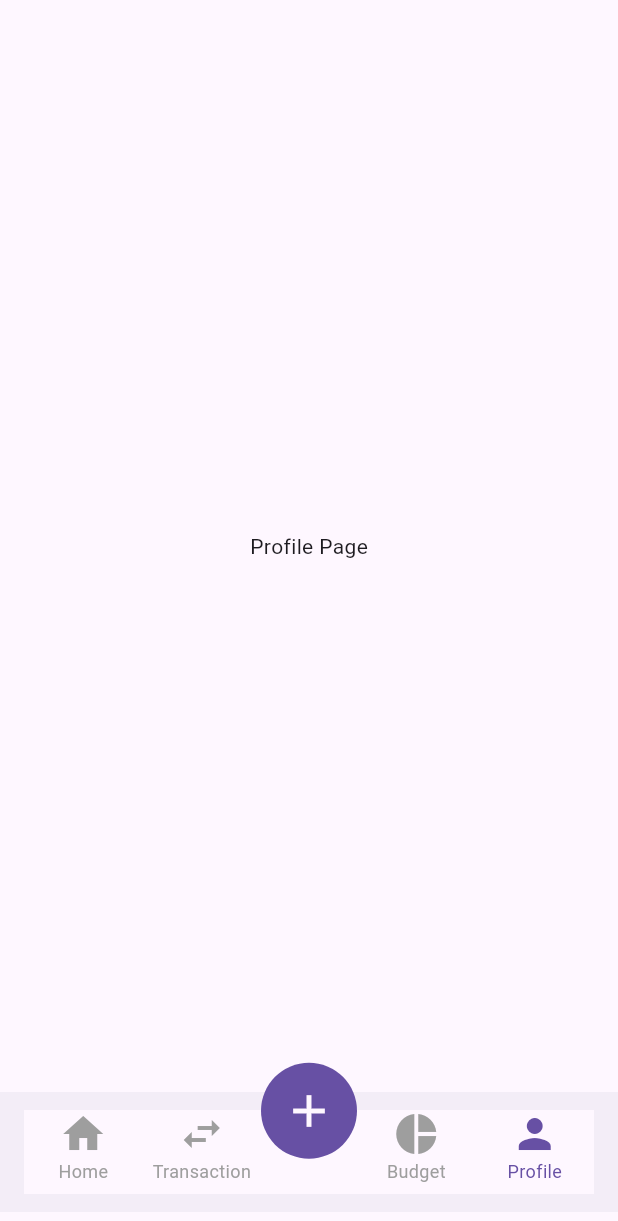
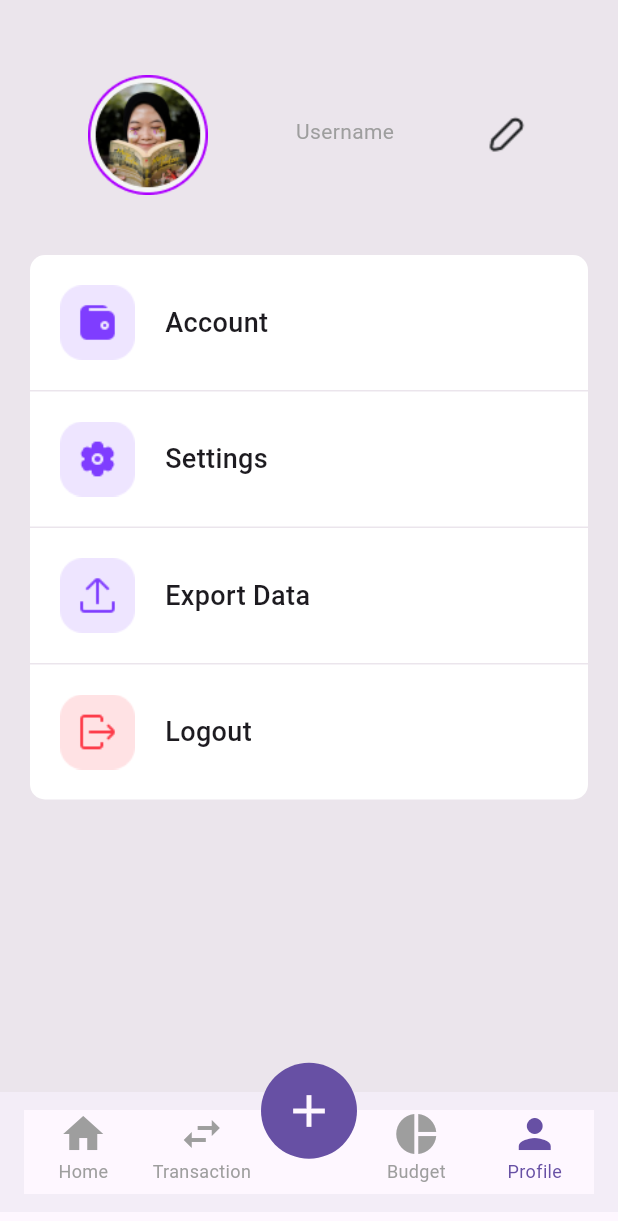
Before and after one commit to siddhesh12323/CipherSchools-Flutter-Assignment, a Flutter app: the screen it shows once a user with an empty profile is signed in, item 4 of the bottom bar chosen, on a phone screen of 412 x 824 dp. Shown: the top 1221 px of the screen. Run offline on Flutter 3.47's test engine with Material 3 defaults, Android fonts, the light colour scheme and no system bars; our stand-ins replace cloud_firestore, firebase_auth, firebase_core, flutter_slidable, google_sign_in, rxdart; accounts and stored records are empty.

Commit message:
logout added

```diff
--- a/lib/screens/profile_page.dart
+++ b/lib/screens/profile_page.dart
@@ -1,14 +1,115 @@
+import 'package:cipherschool_assignment_siddhesh/service/auth/auth_service.dart';
+import 'package:cipherschool_assignment_siddhesh/service/firestore/transaction_service.dart';
+import 'package:cipherschool_assignment_siddhesh/utilities/settings_tile.dart';
 import 'package:flutter/material.dart';
 
 class ProfilePage extends StatelessWidget {
-  const ProfilePage({super.key});
+  ProfilePage({super.key});
+
+  final TransactionService transactionService = TransactionService();
+  final AuthService authService = AuthService();
+
+  // logout user
+  void logoutUser() {
+    authService.signOut();
+  }
 
   @override
   Widget build(BuildContext context) {
     return Scaffold(
+      backgroundColor: Colors.grey.withOpacity(0.2),
       body: Center(
-        child: Text("Profile Page"),
+        child: Column(
+          children: [
+            const SizedBox(height: 50),
+            _topNavBar(context),
+            const SizedBox(height: 40),
+            Padding(
+              padding: const EdgeInsets.symmetric(horizontal: 20),
+              child: Column(
+                children: [
+                  SettingsTile(
+                      isAtExtremeEnd: true,
+                      topOrBottom: "top",
+                      title: "Account",
+                      onTap: null,
+                      icon: "account"),
+                  const SizedBox(
+                    height: 1,
+                  ),
+                  SettingsTile(
+                      isAtExtremeEnd: false,
+                      title: "Settings",
+                      onTap: null,
+                      icon: "settings"),
+                  const SizedBox(
+                    height: 1,
+                  ),
+                  SettingsTile(
+                      isAtExtremeEnd: false,
+                      title: "Export Data",
+                      onTap: null,
+                      icon: "export_data"),
+                  const SizedBox(
+                    height: 1,
+                  ),
+                  SettingsTile(
+                      isAtExtremeEnd: true,
+                      topOrBottom: "bottom",
+                      title: "Logout",
+                      onTap: logoutUser,
+                      icon: "logout"),
+                ],
+              ),
+            ),
+          ],
+        ),
       ),
     );
   }
+
+  Widget _topNavBar(BuildContext context) {
+    return Row(mainAxisAlignment: MainAxisAlignment.spaceEvenly, children: [
+      Image.asset(
+        "assets/images/avatar_big.png",
+        height: 80,
+        width: 80,
+      ),
+      Column(
+        crossAxisAlignment: CrossAxisAlignment.start,
+        children: [
+          const Text(
+            "Username",
+            style: TextStyle(color: Colors.grey),
+          ),
+          const SizedBox(height: 5),
+          StreamBuilder(
+              stream: transactionService.getUsersStream(),
+              builder: (context, snapshot) {
+                if (snapshot.hasData) {
+                  final usersList = snapshot.data!;
+                  print("Snapshot: $usersList");
+                  if (usersList.isNotEmpty) {
+                    for (var user in usersList) {
+                      if (user['email'] == authService.currentUser!.email) {
+                        return Text(user['name'],
+                            style: const TextStyle(
+                                fontSize: 20, fontWeight: FontWeight.bold));
+                      } else {
+                        return const SizedBox.shrink();
+                      }
+                    }
+                  } else {
+                    return const SizedBox.shrink();
+                  }
+                } else {
+                  return const SizedBox.shrink();
+                }
+                return const Text("Loading...");
+              }),
+        ],
+      ),
+      Image.asset("assets/images/edit.png")
+    ]);
+  }
 }
--- a/lib/utilities/settings_tile.dart
+++ b/lib/utilities/settings_tile.dart
@@ -1,45 +1,78 @@
-// import 'package:flutter/material.dart';
+import 'package:flutter/material.dart';
 
-// class SettingsTile extends StatelessWidget {
-//   final String icon;
-//   final String title;
-//   final Function? onTap;
-//   const SettingsTile(
-//       {super.key,
-//       required this.icon,
-//       required this.title,
-//       required this.onTap});
+class SettingsTile extends StatelessWidget {
+  final bool isAtExtremeEnd;
+  final String? topOrBottom;
+  final String title;
+  final String icon;
+  final void Function()? onTap;
+  const SettingsTile(
+      {super.key,
+      required this.isAtExtremeEnd,
+      required this.title,
+      required this.onTap,
+      required this.icon,
+      this.topOrBottom});
 
-//   @override
-//   Widget build(BuildContext context) {
-//     return GestureDetector(
-//       onTap: () {
-//         if (onTap != null) {
-//           onTap!();
-//         }
-//       },
-//       child: Container(
-//         color: Theme.of(context).colorScheme.background,
-//         child: Row(
-//           children: [
-//             const SizedBox(
-//               width: 20,
-//             ),
-//             Image.asset(
-//               "assets/images/$icon.png",
-//               height: 40,
-//               width: 40,
-//             ),
-//             const SizedBox(
-//               width: 10,
-//             ),
-//             Text(
-//               title,
-//               style: const TextStyle(fontSize: 18, fontWeight: FontWeight.bold),
-//             ),
-//           ],
-//         ),
-//       ),
-//     );
-//   }
-// }
+  @override
+  Widget build(BuildContext context) {
+    return isAtExtremeEnd
+        ? GestureDetector(
+            onTap: onTap,
+            child: Container(
+              height: 90,
+              decoration: BoxDecoration(
+                color: Colors.white,
+                borderRadius: (topOrBottom == "top")
+                    ? BorderRadius.only(
+                        topLeft: Radius.circular(10),
+                        topRight: Radius.circular(10),
+                      )
+                    : BorderRadius.only(
+                        bottomLeft: Radius.circular(10),
+                        bottomRight: Radius.circular(10),
+                      ),
+              ),
+              child: Row(
+                mainAxisAlignment: MainAxisAlignment.start,
+                children: [
+                  const SizedBox(width: 20),
+                  Image.asset(
+                    "assets/images/$icon.png",
+                    height: 50,
+                    width: 50,
+                  ),
+                  const SizedBox(width: 20),
+                  Text(title,
+                      style: const TextStyle(
+                          fontSize: 18, fontWeight: FontWeight.w500)),
+                ],
+              ),
+            ),
+          )
+        : GestureDetector(
+            onTap: onTap,
+            child: Container(
+              height: 90,
+              decoration: BoxDecoration(
+                color: Colors.white,
+              ),
+              child: Row(
+                mainAxisAlignment: MainAxisAlignment.start,
+                children: [
+                  const SizedBox(width: 20),
+                  Image.asset(
+                    "assets/images/$icon.png",
+                    height: 50,
+                    width: 50,
+                  ),
+                  const SizedBox(width: 20),
+                  Text(title,
+                      style: const TextStyle(
+                          fontSize: 18, fontWeight: FontWeight.w500)),
+                ],
+              ),
+            ),
+          );
+  }
+}
--- a/pubspec.yaml
+++ b/pubspec.yaml
@@ -12,6 +12,7 @@ dependencies:
   firebase_core: ^2.24.2
   flutter:
     sdk: flutter
+  flutter_native_splash: ^2.3.9
   flutter_slidable: ^3.0.1
   google_sign_in: ^6.2.1
   intl: ^0.19.0
```
Also changed, not shown: pubspec.lock.
